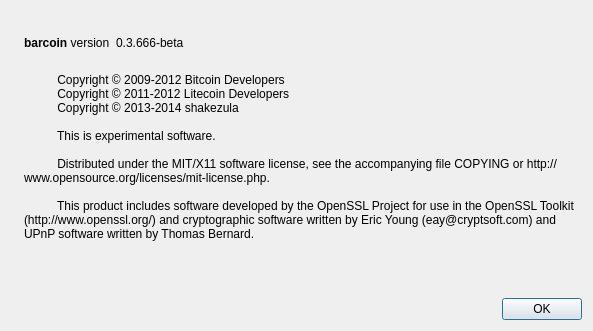
DigitalCurrencyProgramming/Comp541Coin, file src/qt/forms/aboutdialog.ui: the form before one commit.
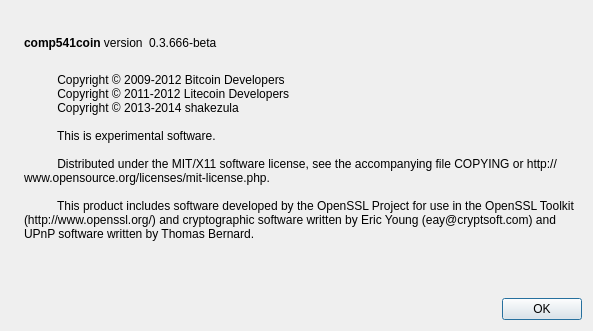
The form after the commit. Icons and pictures are not drawn.

Diff of the .ui file:
```diff
--- a/src/qt/forms/aboutdialog.ui
+++ b/src/qt/forms/aboutdialog.ui
@@ -50,7 +50,7 @@
           <cursorShape>IBeamCursor</cursorShape>
          </property>
          <property name="text">
-          <string>&lt;b&gt;barcoin&lt;/b&gt; version</string>
+          <string>&lt;b&gt;comp541coin&lt;/b&gt; version</string>
          </property>
          <property name="textInteractionFlags">
           <set>Qt::LinksAccessibleByMouse|Qt::TextSelectableByKeyboard|Qt::TextSelectableByMouse</set>
```
Left out of the diff: 2 changed lines with no effect on the pictures.
